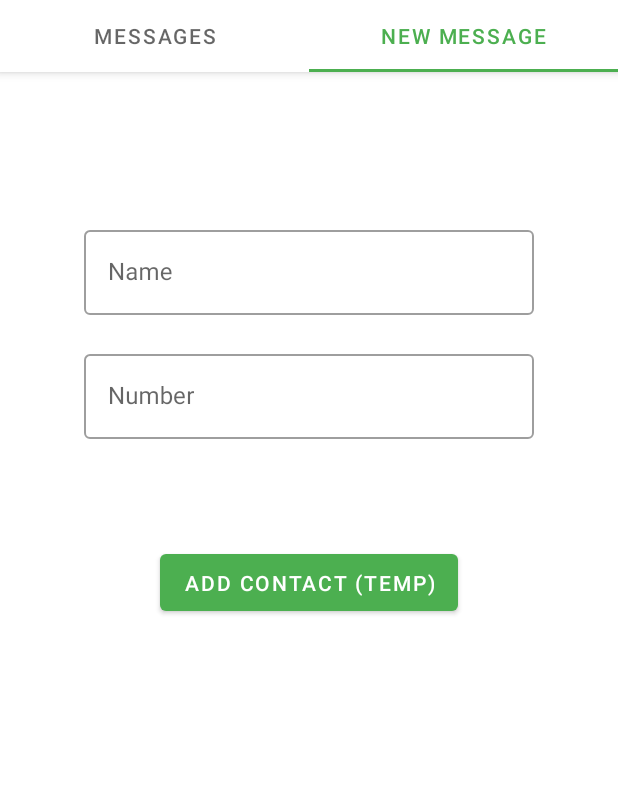
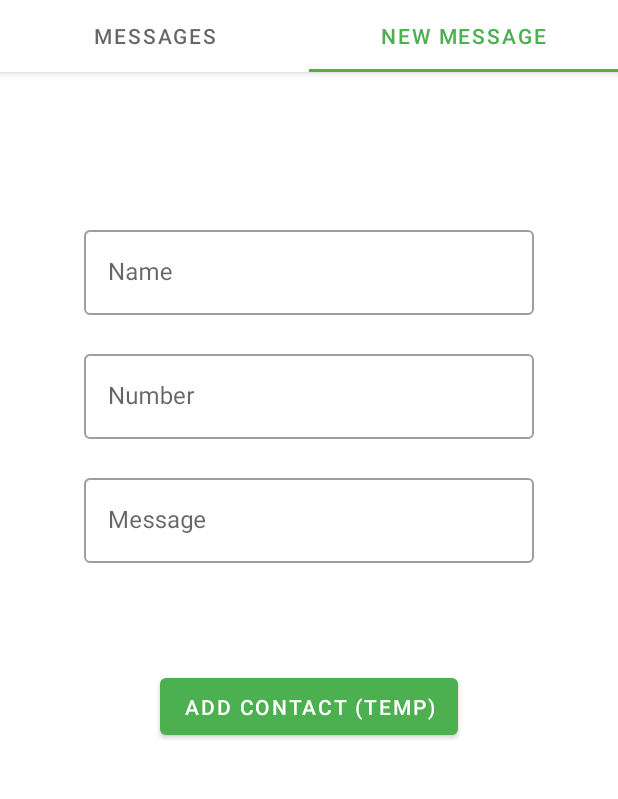
Before and after one commit to Vulnerable-applications-for-android/VulnerableAndroidApplication, an Android app: the screen it shows after launch (MainActivity), tab 2 chosen, on a phone screen of 412 x 824 dp, the part 89-888 px from its top. Run offline under Robolectric (Android 15) with nearby library versions, the phone set to English and light mode, and no system bars.

Commit message:
Added message field to create message.

```diff
--- a/VulnerableSMSApp/app/src/main/res/layout/fragment_create_message.xml
+++ b/VulnerableSMSApp/app/src/main/res/layout/fragment_create_message.xml
@@ -39,6 +39,22 @@
             android:layout_height="wrap_content" />
     </com.google.android.material.textfield.TextInputLayout>
 
+    <com.google.android.material.textfield.TextInputLayout
+        android:id="@+id/text_field_message"
+        style="@style/Widget.MaterialComponents.TextInputLayout.OutlinedBox"
+        android:layout_width="300dp"
+        android:layout_height="wrap_content"
+        android:hint="@string/message"
+        app:errorEnabled="true"
+        app:layout_constraintEnd_toEndOf="parent"
+        app:layout_constraintStart_toStartOf="parent"
+        app:layout_constraintTop_toBottomOf="@+id/text_field_number">
+
+        <com.google.android.material.textfield.TextInputEditText
+            android:layout_width="match_parent"
+            android:layout_height="wrap_content" />
+    </com.google.android.material.textfield.TextInputLayout>
+
     <com.google.android.material.button.MaterialButton
         android:id="@+id/add_contact"
         android:layout_width="wrap_content"
@@ -47,7 +63,7 @@
         android:text="Add Contact (Temp)"
         app:layout_constraintEnd_toEndOf="parent"
         app:layout_constraintStart_toStartOf="parent"
-        app:layout_constraintTop_toBottomOf="@+id/text_field_number">
+        app:layout_constraintTop_toBottomOf="@+id/text_field_message">
 
     </com.google.android.material.button.MaterialButton>
 
--- a/VulnerableSMSApp/app/src/main/res/values/strings.xml
+++ b/VulnerableSMSApp/app/src/main/res/values/strings.xml
@@ -4,4 +4,5 @@
     <string name="tab_text_2">Create Message</string>
     <string name="number">Number</string>
     <string name="name">Name</string>
+    <string name="message">Message</string>
 </resources>
```
